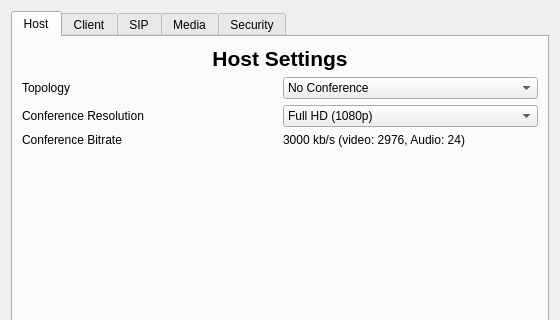
Before: the Qt Designer form src/ui/settings/callsettings.ui in ultravideo/uvgComm, drawn with Qt 5; both pictures show x 0 to 560 and y 0 to 320 of the 560 by 640 pixel window.
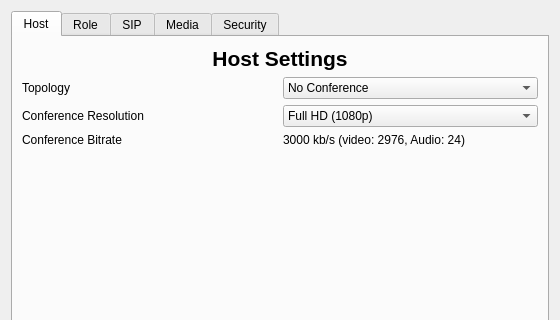
After: the same form once the commit is applied.

Commit message: fix(Media): Prevent all UDP traffic in server mode of P2P Mesh

The edit to the form file:
```diff
--- a/src/ui/settings/callsettings.ui
+++ b/src/ui/settings/callsettings.ui
@@ -173,7 +173,7 @@
      </widget>
      <widget class="QWidget" name="client">
       <attribute name="title">
-       <string>Client</string>
+       <string>Role</string>
       </attribute>
       <layout class="QGridLayout" name="gridLayout_3">
        <item row="9" column="1">
```
Left out of the diff: 2 changed lines with no effect on the pictures. The commit also changes 1 other file.
